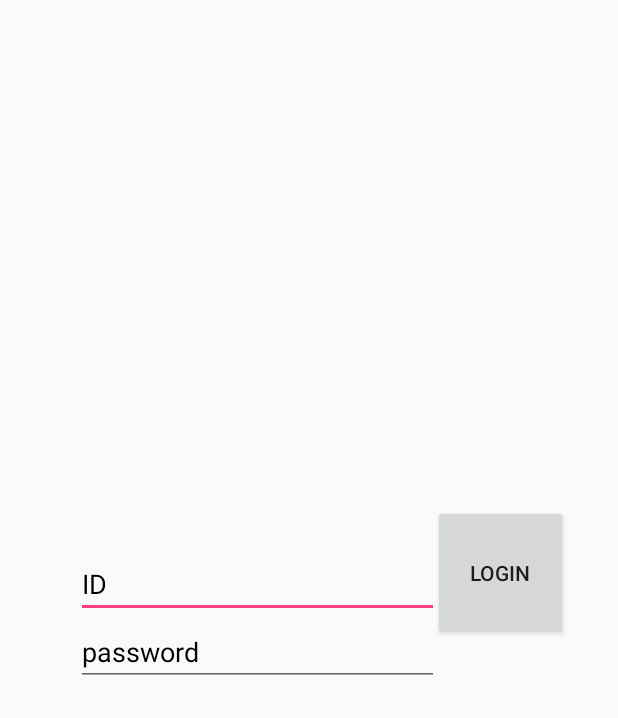
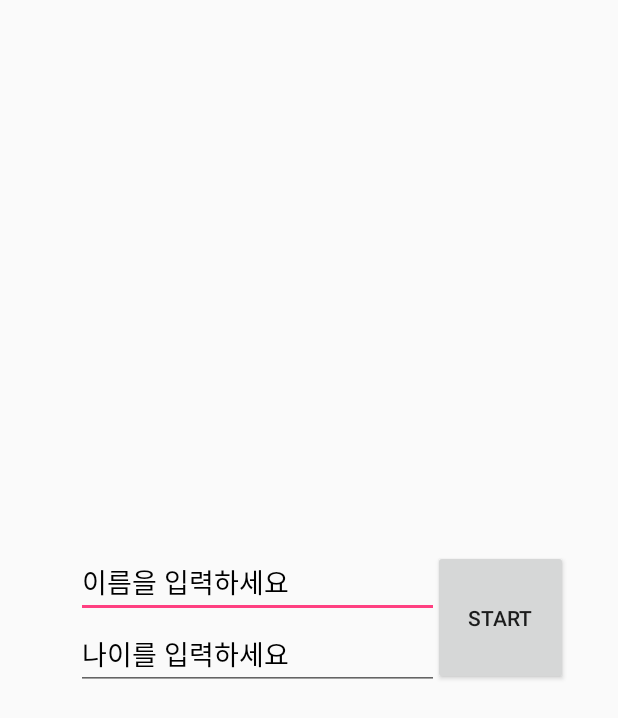
Before and after one commit to JuKyYoon/Pineapple, an Android app: the LoginActivity screen opened directly, with no data from a screen before it, on a phone screen of 412 x 824 dp. Shown: the top 718 px of the screen. Run offline under Robolectric (Android 15) with nearby library versions, the phone set to English and light mode, and no system bars.

Commit message:
login : edit the text and only input number #18

```diff
--- a/app/src/main/java/pineapple/iq_quest/FinishActivity.java
+++ b/app/src/main/java/pineapple/iq_quest/FinishActivity.java
@@ -23,9 +23,12 @@ public class FinishActivity extends Activity{
         Intent intent = getIntent();
 
         TextView pr_input_id = (TextView)findViewById(R.id.printname);
+        TextView pr_input_age = (TextView)findViewById(R.id.age);
         TextView pr_ok = (TextView)findViewById(R.id.ok);
         TextView pr_no = (TextView)findViewById(R.id.no);
+
         pr_input_id.setText(LoginActivity.one.getName());
+        pr_input_age.setText(LoginActivity.one.getAge());
 
         String s1 = String.valueOf(LoginActivity.one.getOk());
         pr_ok.setText(s1);
--- a/app/src/main/java/pineapple/iq_quest/LoginActivity.java
+++ b/app/src/main/java/pineapple/iq_quest/LoginActivity.java
@@ -31,9 +31,9 @@ public class LoginActivity extends Activity{
     {
         Intent intent = new Intent(this, Survey1Activity.class);
         EditText input_id = (EditText)findViewById(R.id.id);
-        EditText password = (EditText)findViewById(R.id.password);
+        EditText password = (EditText)findViewById(R.id.age);
         String id = input_id.getText().toString();
-        String pr = password.getText().toString();
+        String age = password.getText().toString();
 
         //엔터키 제어
         input_id.setOnEditorActionListener(new TextView.OnEditorActionListener() {
@@ -69,7 +69,7 @@ public class LoginActivity extends Activity{
         switch (view.getId())
         {
             case R.id.login:
-                one = new You(id,20,num++);
+                one = new You(id,age,num++);
 
 //                intent.putExtra("value", id);  //key, data
 //                intent.putExtra("pr", pr);
--- a/app/src/main/java/pineapple/iq_quest/You.java
+++ b/app/src/main/java/pineapple/iq_quest/You.java
@@ -5,7 +5,7 @@ package pineapple.iq_quest;
  */
 
 public class You{
-    private int age = 0;
+    private String age;
     private String name;
     private int ok=0;
     private int no=0;
@@ -15,7 +15,7 @@ public class You{
 
     public void setOk(int ok) {this.ok += ok;}
 
-    public int getAge() {return age;}
+    public String getAge() {return age;}
 
     public String getName() {return name;}
 
@@ -24,7 +24,7 @@ public class You{
     public int getOk(){return ok;}
     public int getNo(){return no;}
 
-    public You(String name, int age, int num){
+    public You(String name, String age, int num){
         this.name = name;
         this.age = age;
         this.num = num;
--- a/app/src/main/res/layout/activity_login.xml
+++ b/app/src/main/res/layout/activity_login.xml
@@ -21,7 +21,7 @@
             android:layout_width="250dp"
             android:layout_height="wrap_content"
             android:layout_marginLeft="20dp"
-            android:hint = "ID"
+            android:hint = "이름을 입력하세요"
             android:textColorHint="#000000"
             android:id="@+id/id"
 
@@ -33,11 +33,10 @@
             android:layout_width="250dp"
             android:layout_height="wrap_content"
             android:layout_marginLeft="20dp"
-            android:hint = "password"
+            android:hint = "나이를 입력하세요"
             android:textColorHint="#000000"
-            android:id="@+id/password"
-
-            android:inputType="text"
+            android:id="@+id/age"
+            android:inputType="numberDecimal"
             android:imeOptions="actionDone"
             />
 
@@ -51,8 +50,8 @@
         android:layout_width="90dp"
         android:layout_height="90dp"
         android:layout_marginRight="10dp"
-        android:text="Login"
-        android:layout_marginBottom="30dp"
+        android:text="START"
+
         android:id="@+id/login"
         android:onClick="onClick"
 
```
Also changed, not shown: app/src/main/res/layout/activity_finish.xml (+7 -0 lines), 3 other files.
